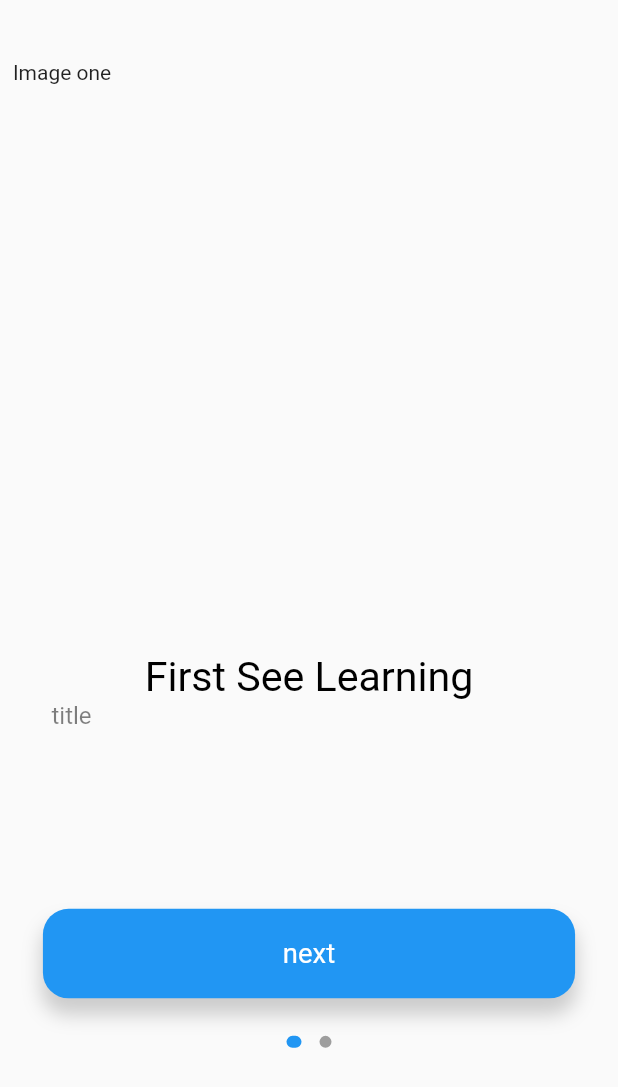
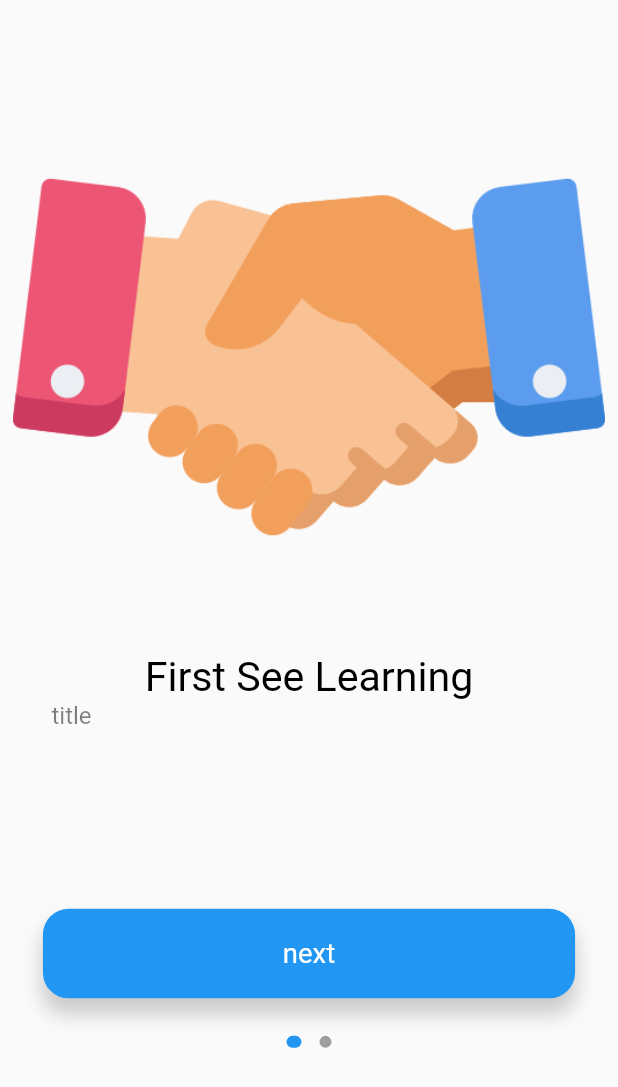
Before and after one commit to wryBank/DealAppFlutter, a Flutter app: the screen it shows after launch, on a phone screen of 412 x 824 dp. Shown: the top 1087 px of the screen. Run offline on Flutter 3.47's test engine with Material 2 defaults, Android fonts, the phone set to English and light mode, and no system bars; drawn by our look-alikes of dots_indicator; our stand-ins replace flutter_bloc, flutter_screenutil.

Commit message:
done to page

```diff
--- a/flutterdealapp/lib/main.dart
+++ b/flutterdealapp/lib/main.dart
@@ -17,7 +17,15 @@ class MyApp extends StatelessWidget {
   // This widget is the root of your application.
   @override
   Widget build(BuildContext context) {
-    return BlocProvider(create: (context)=> WelcomeBloc(),
+    return MultiBlocProvider(
+    providers: [
+      BlocProvider(
+      create: (context)=> WelcomeBloc(),
+      ),
+      BlocProvider(
+      create: (context)=> AppBloc(),
+      )
+    ],
     child: ScreenUtilInit(builder: (context, child)=>const MaterialApp(
       debugShowCheckedModeBanner: false,
       home: Welcome(),
--- a/flutterdealapp/lib/pages/welcome/welcome.dart
+++ b/flutterdealapp/lib/pages/welcome/welcome.dart
@@ -4,6 +4,7 @@ import 'package:flutter/src/widgets/framework.dart';
 import 'package:flutter/src/widgets/placeholder.dart';
 import 'package:flutter_bloc/flutter_bloc.dart';
 import 'package:flutter_screenutil/flutter_screenutil.dart';
+import 'package:flutterdealapp/main.dart';
 import 'package:flutterdealapp/pages/welcome/bloc/welcome_events.dart';
 
 import 'bloc/welcome_blocs.dart';
@@ -17,50 +18,42 @@ class Welcome extends StatefulWidget {
 }
 
 class _WelcomeState extends State<Welcome> {
+  PageController _pageController = PageController(initialPage: 0);
   @override
   Widget build(BuildContext context) {
     return Container(
       color: Colors.white,
-      child: Scaffold(
-        body: BlocBuilder<WelcomeBloc, WelcomeState>(builder: (context, state) {
+      child: Scaffold(body: BlocBuilder<WelcomeBloc, WelcomeState>(
+        builder: (context, state) {
           return Container(
             margin: EdgeInsets.only(top: 34.h),
             width: 375.w,
-          child: Stack(
-            alignment: Alignment.topCenter,
-            children: [
+            child: Stack(alignment: Alignment.topCenter, children: [
               PageView(
-                onPageChanged: (index){
+                controller: _pageController,
+                onPageChanged: (index) {
                   state.page = index;
                   BlocProvider.of<WelcomeBloc>(context).add(WelcomeEvent());
                   print("index = ${index}");
                 },
                 children: [
-                  _page(1,context,
-                  "next",
-                  "First see Learning",
-                  "Forw",
-                  "imagePath"
-                  ),
-                  _page(2,context,
-                  "next",
-                  "First see Learning2",
-                  "Forw",
-                  "imagePath"
-                  ),
+                  _page(1, context, "next", "First see Learning", "Forw",
+                      "assets/images/icon.png"),
+                  _page(2, context, "next", "First see Learning2", "Forw",
+                      "assets/images/icon.png"),
                 ],
               ),
               Positioned(
                 bottom: 100.h,
                 child: DotsIndicator(
                   position: state.page,
-                dotsCount:2,
+                  dotsCount: 2,
                   mainAxisAlignment: MainAxisAlignment.center,
                   decorator: DotsDecorator(
                     color: Colors.grey,
                     activeColor: Colors.blue,
                     size: const Size.square(8.0),
-                  activeSize: const Size(10.0,8.0),
+                    activeSize: const Size(10.0, 8.0),
                     activeShape: RoundedRectangleBorder(
                         borderRadius: BorderRadius.circular(5.0)),
                   ),
@@ -68,24 +61,19 @@ class _WelcomeState extends State<Welcome> {
               )
             ]),
           );
-
-        },)
-
-
-      ),
-
+        },
+      )),
     );
   }
 
-  Widget _page(int index , BuildContext context,String buttonName,String title,String subTitle , String imagePath){
+  Widget _page(int index, BuildContext context, String buttonName, String title,
+      String subTitle, String imagePath) {
     return Column(
       children: [
         SizedBox(
           width: 345.w,
           height: 345.w,
-                    child: Text(
-                      "Image one"
-                    ),
+          child: Image.asset(imagePath,fit: BoxFit.cover,),
         ),
         Container(
           child: Text(
@@ -93,25 +81,36 @@ class _WelcomeState extends State<Welcome> {
             style: TextStyle(
                 color: Colors.black,
                 fontSize: 24.sp,
-                        fontWeight: FontWeight.normal
-
-                      ),
+                fontWeight: FontWeight.normal),
           ),
         ),
         Container(
           width: 375.w,
-                    padding: EdgeInsets.only(left: 30.w,right: 30.w),
+          padding: EdgeInsets.only(left: 30.w, right: 30.w),
           child: Text(
             "title",
             style: TextStyle(
                 color: Colors.black.withOpacity(0.5),
                 fontSize: 14.sp,
-                        fontWeight: FontWeight.normal
+                fontWeight: FontWeight.normal),
           ),
         ),
-                  ),
-                  Container(
-                    margin: EdgeInsets.only(top: 100.h,left: 25.w,right: 25.w),
+        GestureDetector(
+          onTap: (){
+            if(index<2){
+              //animation
+              _pageController.animateToPage(index, duration: const Duration(milliseconds: 500), curve: Curves.decelerate);
+
+
+            }
+            else{
+              //jump to new page
+              Navigator.of(context).push(MaterialPageRoute(builder: (context)=>MyHomePage()));
+              print("object");
+            }
+          },
+          child: Container(
+            margin: EdgeInsets.only(top: 100.h, left: 25.w, right: 25.w),
             width: 325.w,
             height: 50.h,
             decoration: BoxDecoration(
@@ -122,23 +121,17 @@ class _WelcomeState extends State<Welcome> {
                       color: Colors.grey.withOpacity(0.5),
                       spreadRadius: 1,
                       blurRadius: 10,
-                          offset: Offset(0,10)
-                        )
-                      ]
-                    ),
+                      offset: Offset(0, 10))
+                ]),
             child: Center(
-                      child: Text("next",
+              child: Text(
+                "next",
                 style: TextStyle(
                     color: Colors.white,
                     fontSize: 16.sp,
-                        fontWeight: FontWeight.normal
-
+                    fontWeight: FontWeight.normal),
               ),
-
             ),
-
-
-
           ),
         )
       ],
--- a/flutterdealapp/pubspec.yaml
+++ b/flutterdealapp/pubspec.yaml
@@ -39,6 +39,7 @@ dependencies:
   flutter_bloc: ^8.1.2
   flutter_screenutil:
   dots_indicator:
+  cloud_firestore:
 
 dev_dependencies:
   flutter_test:
@@ -63,8 +64,9 @@ flutter:
   uses-material-design: true
 
   # To add assets to your application, add an assets section, like this:
-  # assets:
-  #   - images/a_dot_burr.jpeg
+  assets:
+  - assets/
+  - assets/images/icon.png
   #   - images/a_dot_ham.jpeg
 
   # An image asset can refer to one or more resolution-specific "variants", see
```
Also changed, not shown: flutterdealapp/assets/images/icon.png (added), flutterdealapp/pubspec.lock, 4 other files. Lines whose indentation alone changed are shown as unchanged.
